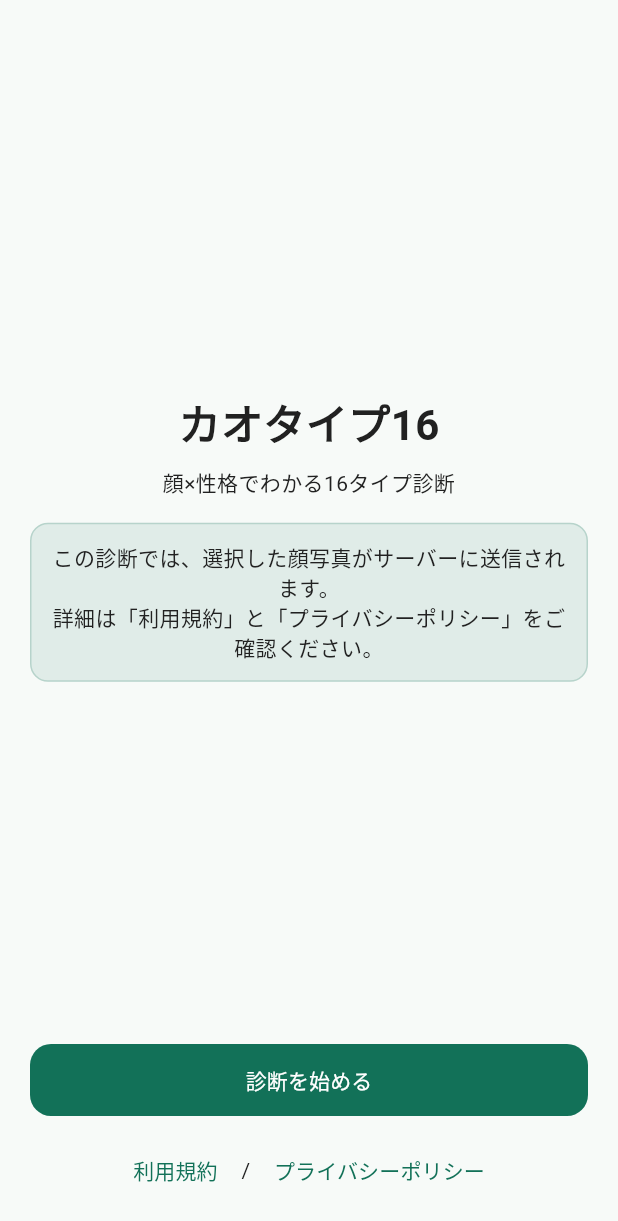
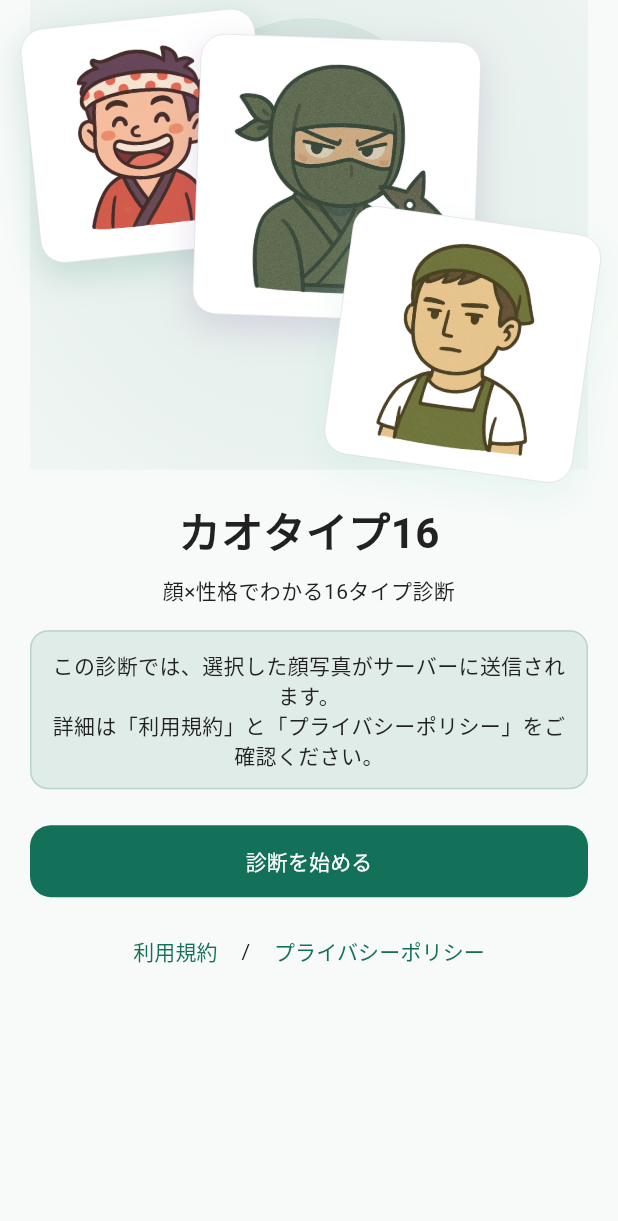
Before and after one commit to funachandesu/kaotype, a Flutter app: the screen it shows after launch, on a phone screen of 412 x 824 dp. Shown: the top 1221 px of the screen. Run offline on Flutter 3.47's test engine with Material 3 defaults, Android fonts, the phone set to English and light mode, and no system bars; our stand-ins replace dio, flutter_riverpod, image_picker, share_plus.

Commit message:
初期画面を変更

```diff
--- a/lib/features/start/start_page.dart
+++ b/lib/features/start/start_page.dart
@@ -13,20 +13,103 @@ class StartPage extends StatelessWidget {
 
     return Scaffold(
       body: SafeArea(
-        child: Padding(
-          padding: const EdgeInsets.all(20),
+        child: LayoutBuilder(
+          builder: (context, constraints) {
+            final topHeight = constraints.maxHeight * 0.38; // 上部ビジュアル領域
+            return SingleChildScrollView(
+              padding: const EdgeInsets.symmetric(horizontal: 20),
+              child: ConstrainedBox(
+                constraints: BoxConstraints(
+                  minHeight: constraints.maxHeight - 20,
+                ),
                 child: Column(
                   children: [
-              const Spacer(),
+                    // ===== ヒーロービジュアル（散らし配置）=====
+                    SizedBox(
+                      height: topHeight.clamp(260, 420),
+                      width: double.infinity,
+                      child: Stack(
+                        clipBehavior: Clip.none,
+                        children: [
+                          // 背景の柔らかいグラデ
+                          Positioned.fill(
+                            child: Container(
+                              decoration: BoxDecoration(
+                                gradient: RadialGradient(
+                                  center: const Alignment(0, -0.2),
+                                  radius: 1.0,
+                                  colors: [
+                                    cs.primary.withOpacity(0.10),
+                                    cs.primary.withOpacity(0.02),
+                                  ],
+                                ),
+                              ),
+                            ),
+                          ),
+                          // 中央の円（淡いアクセント）
+                          Align(
+                            alignment: Alignment.topCenter,
+                            child: Container(
+                              margin: const EdgeInsets.only(top: 12),
+                              width: 180,
+                              height: 180,
+                              decoration: BoxDecoration(
+                                shape: BoxShape.circle,
+                                color: cs.primary.withOpacity(0.08),
+                              ),
+                            ),
+                          ),
+                          // キャラ1（左上）
+                          Positioned(
+                            top: 12,
+                            left: 0,
+                            child: _CharacterSticker(
+                              imagePath: 'lib/image/smha.png',
+                              tilt: -6,
+                              size: 140,
+                              shadow: cs.primary,
+                            ),
+                          ),
+                          // キャラ2（中央やや上）
+                          Align(
+                            alignment: const Alignment(0.2, -0.6),
+                            child: _CharacterSticker(
+                              imagePath: 'lib/image/kmla.png',
+                              tilt: 2,
+                              size: 170,
+                              shadow: cs.secondary,
+                            ),
+                          ),
+                          // キャラ3（右下）
+                          Positioned(
+                            bottom: 0,
+                            right: 0,
+                            child: _CharacterSticker(
+                              imagePath: 'lib/image/sphc.png',
+                              tilt: 8,
+                              size: 150,
+                              shadow: cs.tertiary,
+                            ),
+                          ),
+                        ],
+                      ),
+                    ),
+
+                    const SizedBox(height: 20),
+
+                    // ===== タイトル =====
                     const Text(
                       'カオタイプ16',
-                style: TextStyle(fontSize: 28, fontWeight: FontWeight.bold),
+                      style: TextStyle(
+                        fontSize: 28,
+                        fontWeight: FontWeight.bold,
+                      ),
                     ),
                     const SizedBox(height: 8),
                     const Text('顔×性格でわかる16タイプ診断', textAlign: TextAlign.center),
                     const SizedBox(height: 16),
 
-              // 画像送信の注意書き（テーマのprimaryを薄く）
+                    // ===== 注意書きカード =====
                     Container(
                       width: double.infinity,
                       padding: const EdgeInsets.symmetric(
@@ -45,8 +128,9 @@ class StartPage extends StatelessWidget {
                       ),
                     ),
 
-              const Spacer(),
+                    const SizedBox(height: 24),
 
+                    // ===== CTA =====
                     SizedBox(
                       width: double.infinity,
                       child: FilledButton(
@@ -57,7 +141,7 @@ class StartPage extends StatelessWidget {
                     ),
                     const SizedBox(height: 12),
 
-              // 規約リンク
+                    // ===== 規約リンク =====
                     Row(
                       mainAxisAlignment: MainAxisAlignment.center,
                       children: [
@@ -66,7 +150,9 @@ class StartPage extends StatelessWidget {
                           onPressed: () {
                             Navigator.push(
                               context,
-                        MaterialPageRoute(builder: (_) => const TermsPage()),
+                              MaterialPageRoute(
+                                builder: (_) => const TermsPage(),
+                              ),
                             );
                           },
                         ),
@@ -76,13 +162,67 @@ class StartPage extends StatelessWidget {
                           onPressed: () {
                             Navigator.push(
                               context,
-                        MaterialPageRoute(builder: (_) => const PrivacyPage()),
+                              MaterialPageRoute(
+                                builder: (_) => const PrivacyPage(),
+                              ),
                             );
                           },
                         ),
                       ],
                     ),
+
+                    const SizedBox(height: 20),
                   ],
+                ),
+              ),
+            );
+          },
+        ),
+      ),
+    );
+  }
+}
+
+/// キャラクタ画像を“シール風”に見せるウィジェット
+class _CharacterSticker extends StatelessWidget {
+  const _CharacterSticker({
+    required this.imagePath,
+    required this.tilt,
+    required this.size,
+    required this.shadow,
+  });
+
+  final String imagePath;
+  final double tilt; // 角度（度）
+  final double size;
+  final Color shadow;
+
+  @override
+  Widget build(BuildContext context) {
+    return Transform.rotate(
+      angle: tilt * 3.1415926535 / 180,
+      child: Container(
+        padding: const EdgeInsets.all(8),
+        decoration: BoxDecoration(
+          color: Colors.white, // シールの白縁
+          borderRadius: BorderRadius.circular(16),
+          boxShadow: [
+            BoxShadow(
+              color: shadow.withOpacity(0.16),
+              blurRadius: 18,
+              spreadRadius: 2,
+              offset: const Offset(0, 8),
+            ),
+          ],
+          border: Border.all(color: Colors.black12, width: 0.5),
+        ),
+        child: ClipRRect(
+          borderRadius: BorderRadius.circular(12),
+          child: Image.asset(
+            imagePath,
+            width: size,
+            height: size,
+            fit: BoxFit.cover,
           ),
         ),
       ),
```
Lines whose indentation alone changed are shown as unchanged.
